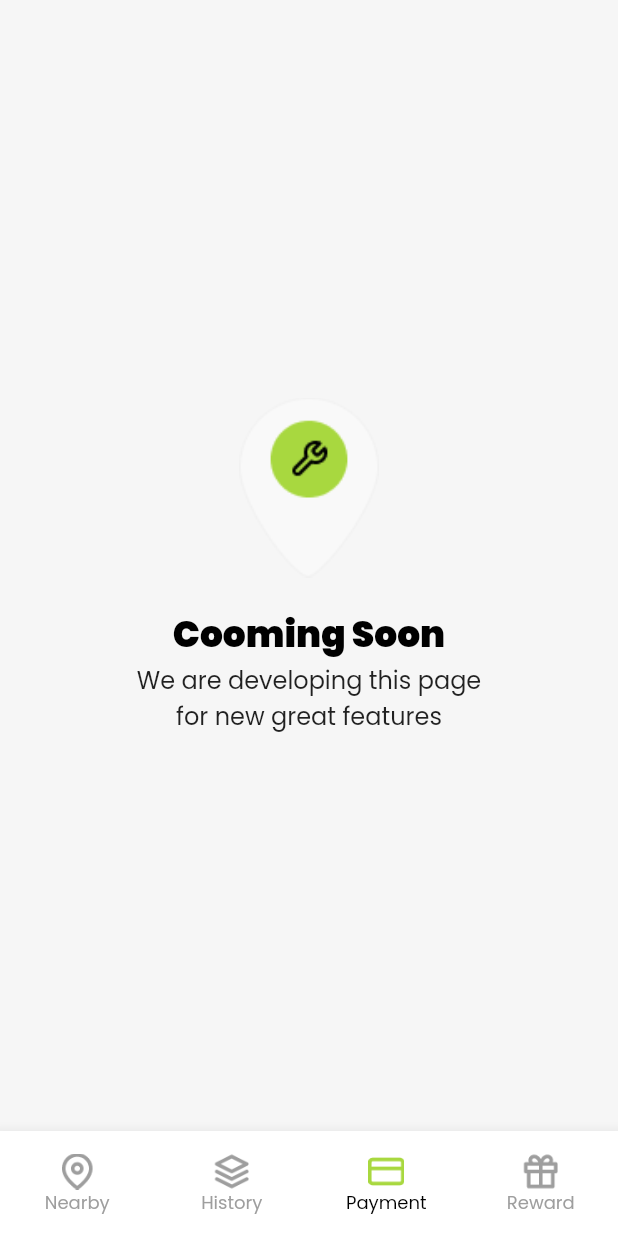
After one commit to irfanzidniofficial/flutter_hotel_booking_apps, a Flutter app: the HomePage screen opened by its route, item 3 of the bottom bar chosen, on a phone screen of 412 x 824 dp. The commit adds this screen. Run offline on Flutter 3.47's test engine with Material 2 defaults, Android fonts, the light colour scheme and no system bars; our stand-ins replace cloud_firestore, firebase_auth, firebase_core, flutter_rating_bar, get, google_fonts and 2 more; missing offline and left inert: d_info; accounts and stored records are empty.

Commit message:
coming soon widget

```diff
--- a/lib/config/app_asset.dart
+++ b/lib/config/app_asset.dart
@@ -12,4 +12,5 @@ class AppAsset {
   static const iconStore = 'asset/icon_store.png';
   static const iconWifi = 'asset/icon_wifi.png';
   static const iconOffice = 'asset/icon_office.png';
+  static const iconComingsoon = 'asset/icon_coming_soon.png';
 }
--- a/lib/page/home_page.dart
+++ b/lib/page/home_page.dart
@@ -4,6 +4,7 @@ import 'package:flutter_hotel_booking_apps/config/app_color.dart';
 import 'package:flutter_hotel_booking_apps/controller/c_home.dart';
 import 'package:flutter_hotel_booking_apps/page/history_page.dart';
 import 'package:flutter_hotel_booking_apps/page/nearby_page.dart';
+import 'package:flutter_hotel_booking_apps/widget/coming_soon.dart';
 import 'package:get/get.dart';
 
 class HomePage extends StatelessWidget {
@@ -20,10 +21,13 @@ class HomePage extends StatelessWidget {
   Widget build(BuildContext context) {
     return Scaffold(
       body: Obx(() {
+        if (cHome.indexPage == 0) {
+          return NearbyPage();
+        }
         if (cHome.indexPage == 1) {
           return const HistoryPage();
         }
-        return NearbyPage();
+        return const ComingSoon();
       }),
       bottomNavigationBar: Obx(() {
         return Material(
--- /dev/null
+++ b/lib/widget/coming_soon.dart
@@ -0,0 +1,35 @@
+import 'package:flutter/material.dart';
+import 'package:flutter_hotel_booking_apps/config/app_asset.dart';
+
+class ComingSoon extends StatelessWidget {
+  const ComingSoon({super.key});
+
+  @override
+  Widget build(BuildContext context) {
+    return Center(
+      child: Column(
+        mainAxisSize: MainAxisSize.min,
+        children: [
+          Image.asset(
+            AppAsset.iconComingsoon,
+            fit: BoxFit.fitHeight,
+            height: 120,
+          ),
+          const SizedBox(height: 20),
+          Text(
+            'Cooming Soon',
+            style: Theme.of(context)
+                .textTheme
+                .headline5!
+                .copyWith(fontWeight: FontWeight.w900, color: Colors.black),
+          ),
+          Text(
+            'We are developing this page\nfor new great features',
+            style: Theme.of(context).textTheme.titleMedium,
+            textAlign: TextAlign.center,
+          ),
+        ],
+      ),
+    );
+  }
+}
```
Also changed, not shown: lib/page/nearby_page.dart (+21 -1 lines), asset/icon_coming_soon.png (added).
